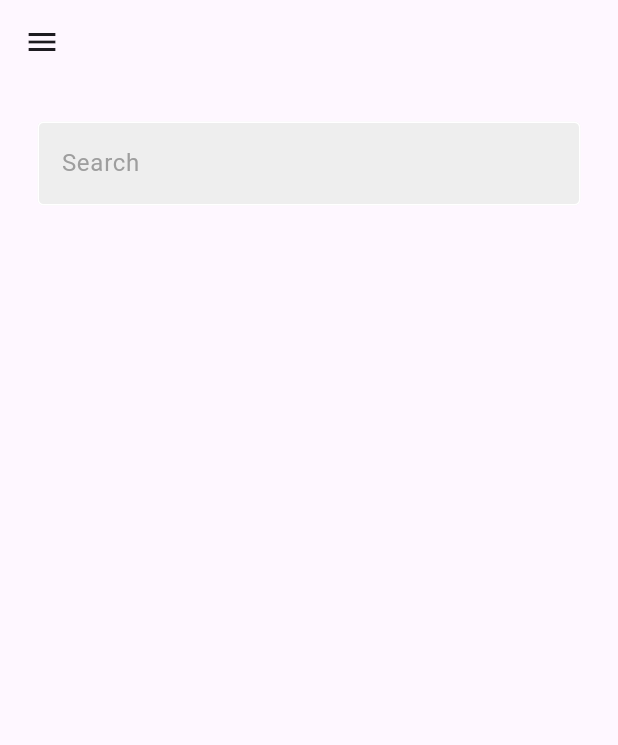
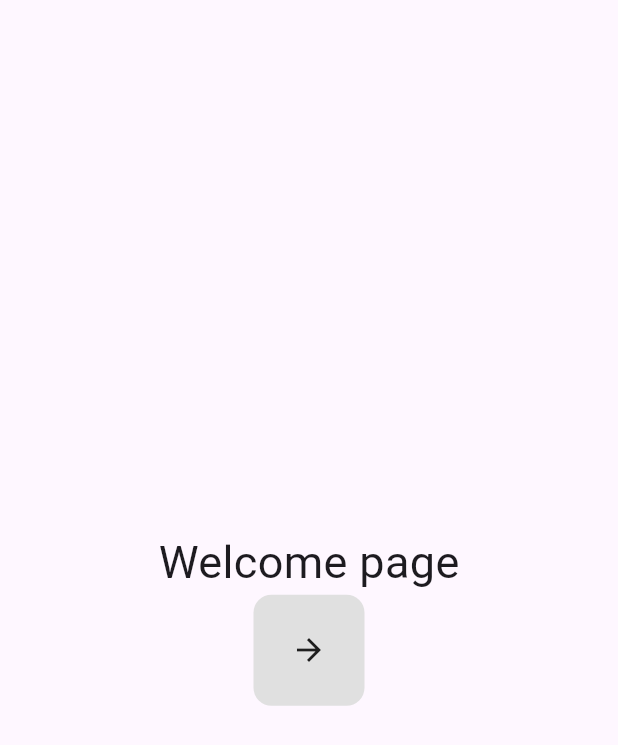
Before and after one commit to ranadaksh08/Trade_Market-img-, a Flutter app: the screen it shows after launch, on a phone screen of 412 x 824 dp. Shown: the top 745 px of the screen. Run offline on Flutter 3.47's test engine with Material 3 defaults, Android fonts, the light colour scheme and no system bars.

Commit message:
added welcome page

```diff
--- /dev/null
+++ b/lib/components/my_button.dart
@@ -0,0 +1,26 @@
+import 'package:flutter/material.dart';
+
+class MyButton extends StatelessWidget {
+  final void Function()? onTap;
+  final Widget child;
+  const MyButton({
+    super.key,
+    required this.onTap,
+    required this.child,
+  });
+
+  @override
+  Widget build(BuildContext context) {
+    return GestureDetector(
+      onTap: onTap,
+      child: Container(
+        decoration: BoxDecoration(
+          color: Colors.grey[300],
+          borderRadius: BorderRadius.circular(12),
+        ),
+        padding: EdgeInsets.all(25),
+        child: child,
+      ),
+    );
+  }
+}
--- a/lib/main.dart
+++ b/lib/main.dart
@@ -3,6 +3,7 @@ import 'package:agoraofolymus/pages/addItem_page.dart';
 import 'package:agoraofolymus/pages/cart_page.dart';
 import 'package:agoraofolymus/pages/marketplace_page.dart';
 import 'package:agoraofolymus/pages/profile_page.dart';
+import 'package:agoraofolymus/pages/welcome_page.dart';
 import 'package:flutter/material.dart';
 import 'package:provider/provider.dart';
 
@@ -23,12 +24,13 @@ class MyApp extends StatelessWidget {
   Widget build(BuildContext context) {
     return MaterialApp(
       debugShowCheckedModeBanner: false,
-      home: MarketplacePage(),
+      home: WelcomePage(),
       routes: {
         '/profile_page' : (context) => ProfilePage(),
         '/additem_page' : (context) => AdditemPage(),
         '/marketplace_page' : (context) => MarketplacePage(),
         '/cart_page' : (context) => CartPage(),
+        '/welcome_page' : (context) => WelcomePage(),
 
       },
     );
--- /dev/null
+++ b/lib/pages/welcome_page.dart
@@ -0,0 +1,30 @@
+import 'package:agoraofolymus/components/my_button.dart';
+import 'package:flutter/material.dart';
+
+class WelcomePage extends StatelessWidget {
+  const WelcomePage({super.key});
+
+  @override
+  Widget build(BuildContext context) {
+    return Scaffold(
+      body: Center(
+        child: Column(
+          mainAxisAlignment: MainAxisAlignment.center,
+          children: [
+            //Welcome to page
+            Text(
+              "Welcome page",
+              style: TextStyle(
+                fontSize: 30,
+              ),
+            ),
+
+            //button to store
+            MyButton(onTap: () =>Navigator.pushNamed(context, '/marketplace_page'),
+            child: Icon(Icons.arrow_forward))
+          ],
+        ),
+      ),
+    );
+  }
+}
```
